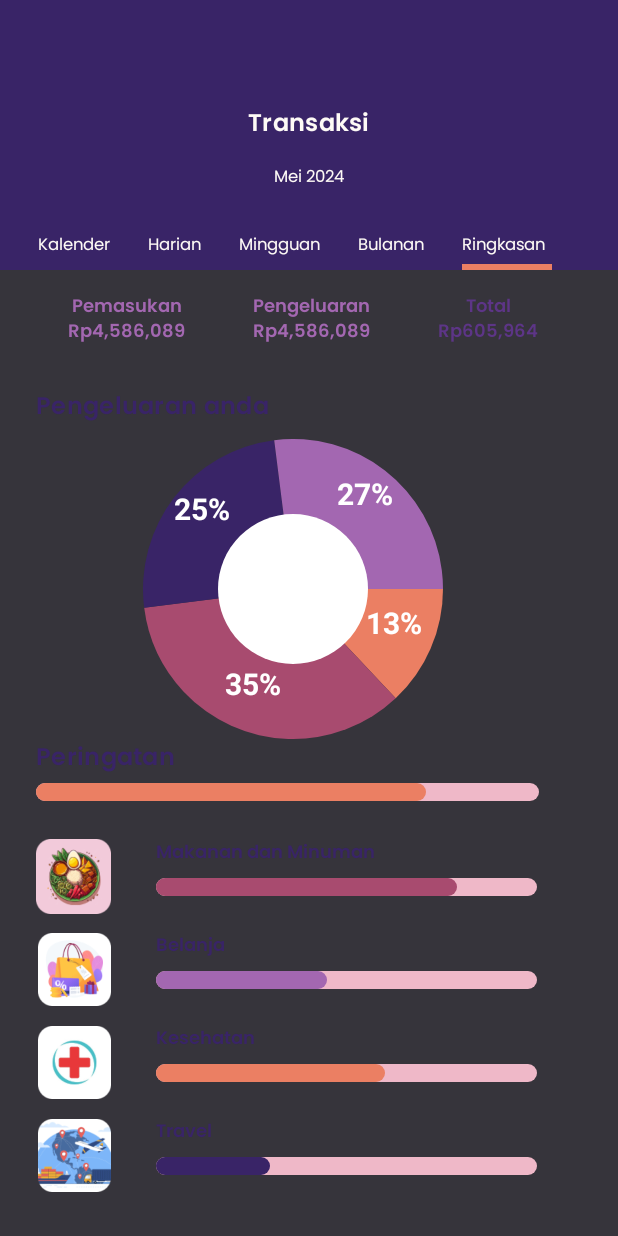
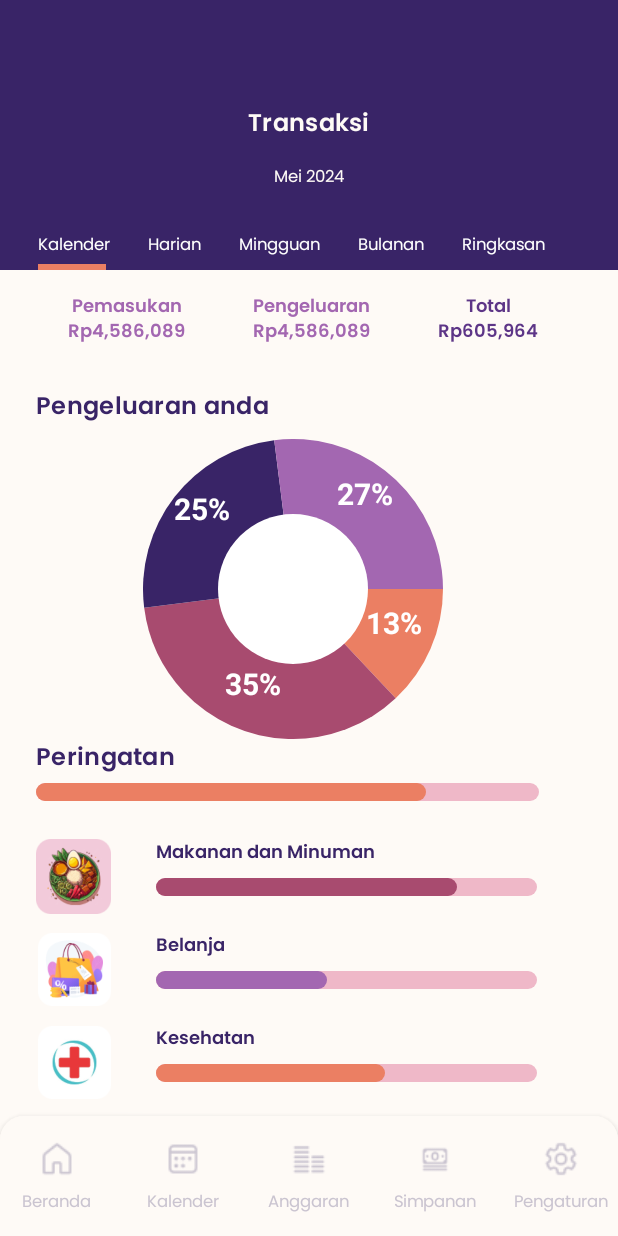
Before and after one commit to indradprasetya/SavvySwatantra, an Android app built with Jetpack Compose: the RingkasanScreen screen opened through its navigation route, on a phone screen of 412 x 824 dp. Run offline under Robolectric (Android 15) with nearby library versions, the phone set to English and light mode, and no system bars.

Commit message:
Add kalender bar

```diff
--- a/app/build.gradle.kts
+++ b/app/build.gradle.kts
@@ -62,6 +62,7 @@ dependencies {
     implementation(libs.androidx.foundation.android)
     implementation(libs.androidx.material3.android)
     implementation (libs.androidx.material)
+    implementation(libs.firebase.vertexai)
     testImplementation(libs.junit)
     androidTestImplementation(libs.androidx.junit)
     androidTestImplementation(libs.androidx.espresso.core)
--- a/app/src/main/java/com/example/savvyswantatra/Kalender/RingkasanScreen.kt
+++ b/app/src/main/java/com/example/savvyswantatra/Kalender/RingkasanScreen.kt
@@ -16,6 +16,7 @@ import androidx.compose.foundation.layout.size
 import androidx.compose.foundation.layout.width
 import androidx.compose.foundation.shape.RoundedCornerShape
 import androidx.compose.material3.Card
+import androidx.compose.material3.CardDefaults
 import androidx.compose.material3.Divider
 import androidx.compose.material3.Icon
 import androidx.compose.material3.Surface
@@ -34,6 +35,7 @@ import androidx.compose.ui.tooling.preview.Preview
 import androidx.compose.ui.unit.dp
 import androidx.navigation.NavController
 import com.example.savvyswantatra.R
+import com.example.savvyswantatra.component.kalenderbar
 import com.example.savvyswantatra.ui.theme.OrangeSavvy
 import com.example.savvyswantatra.ui.theme.PieChartTheme
 import com.example.savvyswantatra.ui.theme.Pink80
@@ -53,96 +55,16 @@ data class PieChartData(val color: Color, val fraction: Float, val label: String
 
 @Composable
 fun RingkasanScreen (navController: NavController){
-    Box(
-        modifier = Modifier
-            .fillMaxSize()
-            .background(PurpleSavvy1)
-
-    )
-    {
-        Text(
-            text = "Transaksi",
-            style = Typography.titleMedium,
-            fontWeight = FontWeight.SemiBold,
-            color = WhiteSavvy,
-            fontFamily = poppinsFontFamily,
-            modifier = Modifier
-                .align(Alignment.TopCenter)
-                .padding(vertical = 70.dp)
-
-        )
-        Spacer(modifier = Modifier.height(10.dp))
-        Text(
-            text = "Mei 2024",
-            style = Typography.bodySmall,
-            color = WhiteSavvy,
-            fontFamily = poppinsFontFamily,
-            modifier = Modifier
-                .align(Alignment.TopCenter)
-                .padding(vertical = 110.dp)
-
-        )
-        Row (
-            modifier = Modifier
-                .padding(vertical = 155.dp)
-        ){
-            Spacer(modifier = Modifier.width(25.dp))
-            Text(
-                text = "Kalender",
-                style = Typography.bodySmall,
-                color = WhiteSavvy,
-
-
-                )
-            Spacer(modifier = Modifier.width(25.dp))
-            Text(
-                text = "Harian",
-                style = Typography.bodySmall,
-                color = WhiteSavvy,
-
-
-                )
-            Spacer(modifier = Modifier.width(25.dp))
-            Text(
-                text = "Mingguan",
-                style = Typography.bodySmall,
-                color = WhiteSavvy,
-
-
-                )
-            Spacer(modifier = Modifier.width(25.dp))
-            Text(
-                text = "Bulanan",
-                style = Typography.bodySmall,
-                color = WhiteSavvy,
-
-
-                )
-            Spacer(modifier = Modifier.width(25.dp))
-            Column {
-                Text(
-                    text = "Ringkasan",
-                    style = Typography.bodySmall,
-                    color = WhiteSavvy,
-
-                    )
-                Spacer(modifier = Modifier.height(5.dp))
-                Divider(modifier = Modifier
-                    .width(60.dp),
-                    thickness = 4.dp,
-                    color = OrangeSavvy
-                )
-            }
-
-        }
+    kalenderbar(navController)
         // Card di bagian bawah
         Card(
             shape = RectangleShape,
             modifier = Modifier
                 .fillMaxWidth()
                 .fillMaxHeight()
-                .padding(top = 180.dp)
-                .background(WhiteSavvy)
+                .padding(top = 180.dp),
+            colors = CardDefaults.cardColors(containerColor = WhiteSavvy)
+
         ){
             Row (modifier = Modifier
                 .padding(top = 15.dp))
@@ -305,7 +227,6 @@ fun RingkasanScreen (navController: NavController){
         }
 
     }
-}
 
 @Composable
 fun PieChart(
--- /dev/null
+++ b/app/src/main/java/com/example/savvyswantatra/component/kalenderBar.kt
@@ -0,0 +1,188 @@
+package com.example.savvyswantatra.component
+
+import androidx.compose.foundation.background
+import androidx.compose.foundation.clickable
+import androidx.compose.foundation.layout.Arrangement
+import androidx.compose.foundation.layout.Box
+import androidx.compose.foundation.layout.Column
+import androidx.compose.foundation.layout.Row
+import androidx.compose.foundation.layout.Spacer
+import androidx.compose.foundation.layout.fillMaxSize
+import androidx.compose.foundation.layout.fillMaxWidth
+import androidx.compose.foundation.layout.height
+import androidx.compose.foundation.layout.padding
+import androidx.compose.foundation.layout.width
+import androidx.compose.material.AppBarDefaults
+import androidx.compose.material.TopAppBar
+import androidx.compose.material3.Divider
+import androidx.compose.material3.Text
+import androidx.compose.runtime.Composable
+import androidx.compose.runtime.mutableStateOf
+import androidx.compose.runtime.remember
+import androidx.compose.runtime.saveable.rememberSaveable
+import androidx.compose.ui.Alignment
+import androidx.compose.ui.Modifier
+import androidx.compose.ui.graphics.Color
+import androidx.compose.ui.text.font.FontWeight
+import androidx.compose.ui.unit.dp
+import androidx.navigation.NavController
+import com.example.savvyswantatra.ui.theme.OrangeSavvy
+import com.example.savvyswantatra.ui.theme.PurpleSavvy1
+import com.example.savvyswantatra.ui.theme.Typography
+import com.example.savvyswantatra.ui.theme.WhiteSavvy
+import com.example.savvyswantatra.ui.theme.poppinsFontFamily
+
+
+@Composable
+fun kalenderbar(navController: NavController) {
+    // MutableState untuk mengontrol item yang dipilih
+    val (selectedItem, setSelectedItem) = rememberSaveable { mutableStateOf("Kalender") }
+
+
+    // Fungsi untuk menampilkan Divider di bawah item yang dipilih
+    fun isItemSelected(item: String): Boolean {
+        return selectedItem == item
+    }
+
+    Box(
+        modifier = Modifier
+            .background(PurpleSavvy1)
+            .fillMaxSize()
+
+    )
+    {
+        Text(
+            text = "Transaksi",
+            style = Typography.titleMedium,
+            fontWeight = FontWeight.SemiBold,
+            color = WhiteSavvy,
+            fontFamily = poppinsFontFamily,
+            modifier = Modifier
+                .align(Alignment.TopCenter)
+                .padding(vertical = 70.dp)
+
+        )
+        Spacer(modifier = Modifier.height(10.dp))
+        Text(
+            text = "Mei 2024",
+            style = Typography.bodySmall,
+            color = WhiteSavvy,
+            fontFamily = poppinsFontFamily,
+            modifier = Modifier
+                .align(Alignment.TopCenter)
+                .padding(vertical = 110.dp)
+
+        )
+        Row(
+            modifier = Modifier
+                    .padding(vertical = 155.dp)
+        ) {
+                Spacer(modifier = Modifier.width(25.dp))
+                Column {
+                    Text(
+                        text = "Kalender",
+                        style = Typography.bodySmall,
+                        color = Color.White,
+                        modifier = Modifier.clickable (onClick =
+                        { navController.navigate("kalender") })
+                    )
+                    if (isItemSelected("Kalender")) {
+                        Column {
+                            Spacer(modifier = Modifier.height(5.dp))
+                            Divider(
+                                modifier = Modifier.width(45.dp),
+                                thickness = 4.dp,
+                                color = OrangeSavvy // Warna OrangeSavvy
+                            )
+                        }
+                    }
+                }
+                Spacer(modifier = Modifier.width(25.dp))
+                Column {
+                    Text(
+                        text = "Harian",
+                        style = Typography.bodySmall,
+                        color = Color.White,
+                        modifier = Modifier.clickable(onClick =
+                        { navController.navigate("harianKalender") })
+                    )
+                    if (isItemSelected("Harian")) {
+                        Column {
+                            Spacer(modifier = Modifier.height(5.dp))
+                            Divider(
+                                modifier = Modifier.width(45.dp),
+                                thickness = 4.dp,
+                                color = OrangeSavvy  // Warna OrangeSavvy
+                            )
+                        }
+                    }
+                }
+
+                Spacer(modifier = Modifier.width(25.dp))
+                Column {
+                    Text(
+                        text = "Mingguan",
+                        style = Typography.bodySmall,
+                        color = Color.White,
+                        modifier = Modifier.clickable (onClick =
+                        { navController.navigate("mingguanKalender") })
+                    )
+                    if (isItemSelected("Mingguan")) {
+                        Column {
+                            Spacer(modifier = Modifier.height(5.dp))
+                            Divider(
+                                modifier = Modifier.width(45.dp),
+                                thickness = 4.dp,
+                                color = OrangeSavvy  // Warna OrangeSavvy
+                            )
+                        }
+                    }
+                }
+
+                Spacer(modifier = Modifier.width(25.dp))
+                Column {
+                    Text(
+                        text = "Bulanan",
+                        style = Typography.bodySmall,
+                        color = Color.White,
+                        modifier = Modifier.clickable (onClick =
+                        { navController.navigate("bulananKalender") })
+                    )
+                    if (isItemSelected("bulananKalender")) {
+                        Column {
+                            Spacer(modifier = Modifier.height(5.dp))
+                            Divider(
+                                modifier = Modifier.width(45.dp),
+                                thickness = 4.dp,
+                                color = OrangeSavvy  // Warna OrangeSavvy
+                            )
+                        }
+                    }
+                }
+
+                Spacer(modifier = Modifier.width(25.dp))
+                Column {
+                    Text(
+                        text = "Ringkasan",
+                        style = Typography.bodySmall,
+                        color = Color.White,
+                        modifier = Modifier.clickable  { setSelectedItem("Ringkasan")
+                                navController.navigate("ringkasanKalender")}
+                    )
+                    if (isItemSelected("Ringkasan")) {
+                        Column {
+                            Spacer(modifier = Modifier.height(5.dp))
+                            Divider(
+                                modifier = Modifier.width(45.dp),
+                                thickness = 4.dp,
+                                color = OrangeSavvy  // Warna OrangeSavvy
+                            )
+                        }
+                    }
+                }
+
+
+                Spacer(modifier = Modifier.width(25.dp))
+            }
+        }
+    }
--- a/app/src/main/java/com/example/savvyswantatra/navigation/NavigationApp.kt
+++ b/app/src/main/java/com/example/savvyswantatra/navigation/NavigationApp.kt
@@ -170,6 +170,38 @@ fun NavigationApp() {
                 TampilanKalender(navController)
             }
         }
+        composable(Screen.bulananKalender.route) {
+            Scaffold(
+                modifier = Modifier.fillMaxSize(),
+                bottomBar = { BottomNavigationBar(navController) }
+            ) {
+                MonthlyScreen(navController)
+            }
+        }
+        composable(Screen.ringkasanKalender.route) {
+            Scaffold(
+                modifier = Modifier.fillMaxSize(),
+                bottomBar = { BottomNavigationBar(navController) }
+            ) {
+                RingkasanScreen(navController)
+            }
+        }
+        composable(Screen.harianKalender.route) {
+            Scaffold(
+                modifier = Modifier.fillMaxSize(),
+                bottomBar = { BottomNavigationBar(navController) }
+            ) {
+                HarianKalender(navController)
+            }
+        }
+        composable(Screen.mingguanKalender.route) {
+            Scaffold(
+                modifier = Modifier.fillMaxSize(),
+                bottomBar = { BottomNavigationBar(navController) }
+            ) {
+                KalenderMingguan(navController)
+            }
+        }
         composable(Screen.anggaran.route) {
             Scaffold(
                 modifier = Modifier.fillMaxSize(),
--- a/gradle/libs.versions.toml
+++ b/gradle/libs.versions.toml
@@ -13,6 +13,7 @@ material = "1.6.7"
 navigationCompose = "2.7.7"
 material3Android = "1.2.1"
 foundationAndroid = "1.6.7"
+firebaseVertexai = "16.0.0-beta01"
 
 [libraries]
 accompanist-navigation-animation = { module = "com.google.accompanist:accompanist-navigation-animation", version.ref = "accompanistNavigationAnimation" }
@@ -34,6 +35,7 @@ androidx-material3 = { group = "androidx.compose.material3", name = "material3"
 androidx-navigation-compose = { group = "androidx.navigation", name = "navigation-compose", version.ref = "navigationCompose" }
 androidx-material3-android = { group = "androidx.compose.material3", name = "material3-android", version.ref = "material3Android" }
 androidx-foundation-android = { group = "androidx.compose.foundation", name = "foundation-android", version.ref = "foundationAndroid" }
+firebase-vertexai = { group = "com.google.firebase", name = "firebase-vertexai", version.ref = "firebaseVertexai" }
 
 [plugins]
 androidApplication = { id = "com.android.application", version.ref = "agp" }
```
Also changed, not shown: app/src/main/java/com/example/savvyswantatra/Kalender/MonthlyScreen.kt (+2 -84 lines), app/src/main/java/com/example/savvyswantatra/Kalender/TampilanKalender.kt (+10 -32 lines), 1 other file.
